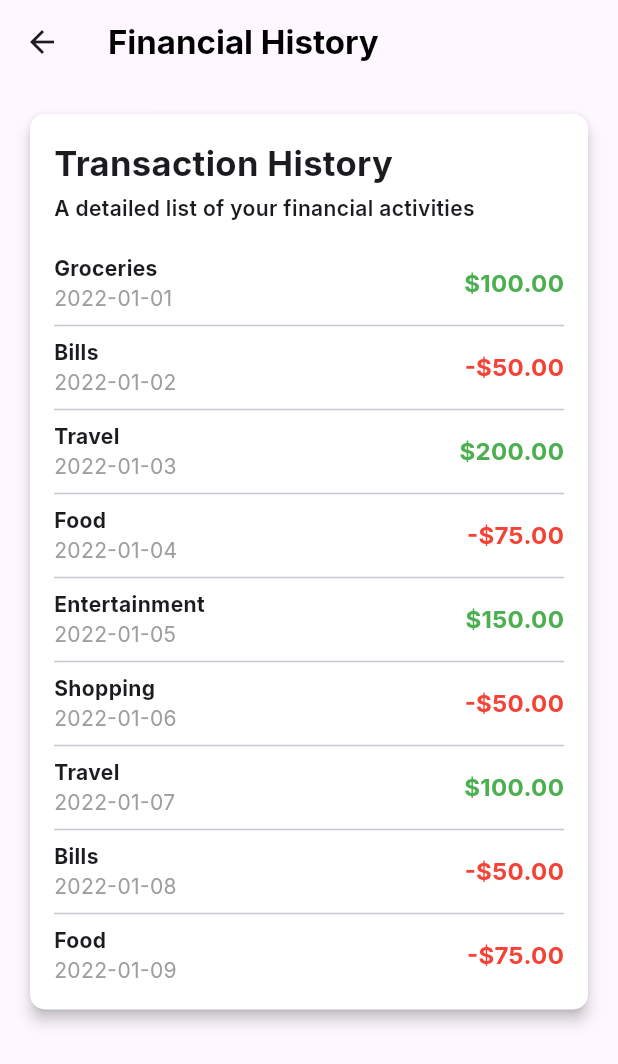
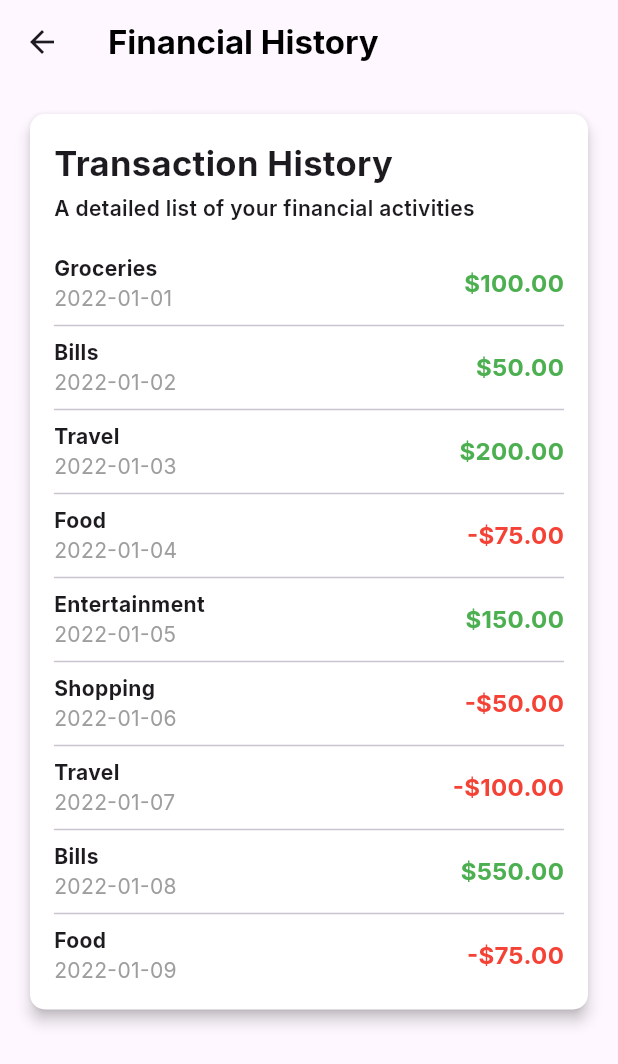
Before and after one commit to Ralph-Dulla-23/Budget-Tracker, a Flutter app: the TransactionHistory screen opened directly, on a phone screen of 412 x 824 dp. Shown: the top 1064 px of the screen. Run offline on Flutter 3.47's test engine with Material 3 defaults, Android fonts, the phone set to English and light mode, and no system bars; our stand-ins replace google_fonts.

Commit message:
Almost done with history (fixed one bug)

```diff
--- a/budget_tracker/lib/screens/transactionhistory.dart
+++ b/budget_tracker/lib/screens/transactionhistory.dart
@@ -51,7 +51,7 @@ class TransactionHistory extends StatelessWidget {
                               const SizedBox(
                                 height: 20,
                               ),
-                              Expanded(child: _buildTransactionList()),
+                              SizedBox(child: _buildTransactionList()),
                             ]))))
           ])),
     );
@@ -61,13 +61,13 @@ class TransactionHistory extends StatelessWidget {
 Widget _buildTransactionList() {
   final transactions = [
     {"category": "Groceries", "date": "2022-01-01", "amount": 100.0},
-    {"category": "Bills", "date": "2022-01-02", "amount": -50.0},
+    {"category": "Bills", "date": "2022-01-02", "amount": 50.0},
     {"category": "Travel", "date": "2022-01-03", "amount": 200.0},
     {"category": "Food", "date": "2022-01-04", "amount": -75.0},
     {"category": "Entertainment", "date": "2022-01-05", "amount": 150.0},
     {"category": "Shopping", "date": "2022-01-06", "amount": -50.0},
-    {"category": "Travel", "date": "2022-01-07", "amount": 100.0},
-    {"category": "Bills", "date": "2022-01-08", "amount": -50.0},
+    {"category": "Travel", "date": "2022-01-07", "amount": -100.0},
+    {"category": "Bills", "date": "2022-01-08", "amount": 550.0},
     {"category": "Food", "date": "2022-01-09", "amount": -75.0},
   ];
 
```
